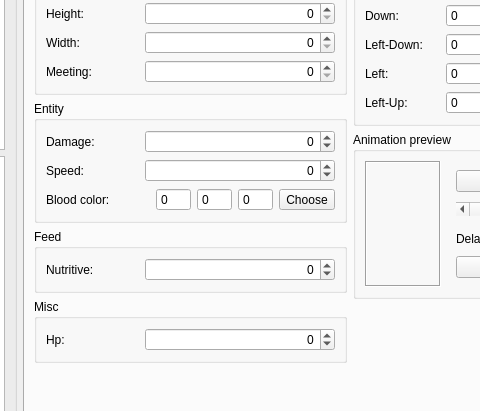
Above: Editor.ui from Yukkurigame/Yukkuri before the change; both pictures show x 168 to 648 and y 194 to 605 of the 821 by 755 pixel window. Below: the same form after it.
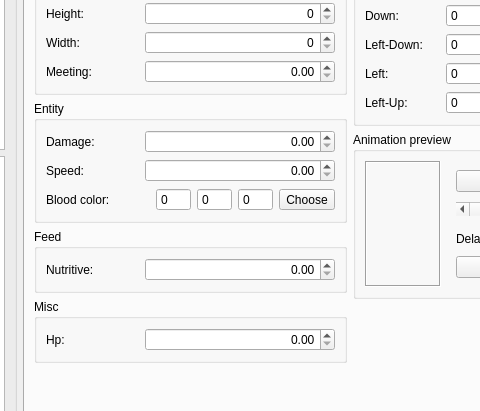
That is the form after the change.

The edit to the form file:
```diff
--- a/Editor.ui
+++ b/Editor.ui
@@ -418,7 +418,7 @@
                       </spacer>
                      </item>
                      <item>
-                      <widget class="QSpinBox" name="spinBox_11">
+                      <widget class="QDoubleSpinBox" name="doubleSpinBox_11">
                        <property name="sizePolicy">
                         <sizepolicy hsizetype="Maximum" vsizetype="Fixed">
                          <horstretch>0</horstretch>
@@ -434,9 +434,6 @@
                        <property name="alignment">
                         <set>Qt::AlignRight|Qt::AlignTrailing|Qt::AlignVCenter</set>
                        </property>
-                       <property name="maximum">
-                        <number>100</number>
-                       </property>
                       </widget>
                      </item>
                     </layout>
@@ -478,7 +475,7 @@
                       </spacer>
                      </item>
                      <item>
-                      <widget class="QSpinBox" name="spinBox_12">
+                      <widget class="QDoubleSpinBox" name="doubleSpinBox_12">
                        <property name="sizePolicy">
                         <sizepolicy hsizetype="Maximum" vsizetype="Fixed">
                          <horstretch>0</horstretch>
@@ -494,12 +491,6 @@
                        <property name="alignment">
                         <set>Qt::AlignRight|Qt::AlignTrailing|Qt::AlignVCenter</set>
                        </property>
-                       <property name="minimum">
-                        <number>-999999999</number>
-                       </property>
-                       <property name="maximum">
-                        <number>999999999</number>
-                       </property>
                       </widget>
                      </item>
                     </layout>
@@ -532,7 +523,7 @@
                       </spacer>
                      </item>
                      <item>
-                      <widget class="QSpinBox" name="spinBox_16">
+                      <widget class="QDoubleSpinBox" name="doubleSpinBox_16">
                        <property name="sizePolicy">
                         <sizepolicy hsizetype="Maximum" vsizetype="Fixed">
                          <horstretch>0</horstretch>
@@ -548,12 +539,6 @@
                        <property name="alignment">
                         <set>Qt::AlignRight|Qt::AlignTrailing|Qt::AlignVCenter</set>
                        </property>
-                       <property name="minimum">
-                        <number>-999999999</number>
-                       </property>
-                       <property name="maximum">
-                        <number>999999999</number>
-                       </property>
                       </widget>
                      </item>
                     </layout>
@@ -715,7 +700,7 @@
                       </spacer>
                      </item>
                      <item>
-                      <widget class="QSpinBox" name="spinBox_17">
+                      <widget class="QDoubleSpinBox" name="doubleSpinBox_17">
                        <property name="sizePolicy">
                         <sizepolicy hsizetype="Maximum" vsizetype="Fixed">
                          <horstretch>0</horstretch>
@@ -731,12 +716,6 @@
                        <property name="alignment">
                         <set>Qt::AlignRight|Qt::AlignTrailing|Qt::AlignVCenter</set>
                        </property>
-                       <property name="minimum">
-                        <number>-999999999</number>
-                       </property>
-                       <property name="maximum">
-                        <number>999999999</number>
-                       </property>
                       </widget>
                      </item>
                     </layout>
@@ -778,7 +757,7 @@
                       </spacer>
                      </item>
                      <item>
-                      <widget class="QSpinBox" name="spinBox_18">
+                      <widget class="QDoubleSpinBox" name="doubleSpinBox_18">
                        <property name="sizePolicy">
                         <sizepolicy hsizetype="Maximum" vsizetype="Fixed">
                          <horstretch>0</horstretch>
@@ -794,12 +773,6 @@
                        <property name="alignment">
                         <set>Qt::AlignRight|Qt::AlignTrailing|Qt::AlignVCenter</set>
                        </property>
-                       <property name="minimum">
-                        <number>-999999999</number>
-                       </property>
-                       <property name="maximum">
-                        <number>999999999</number>
-                       </property>
                       </widget>
                      </item>
                     </layout>
```
Left out of the diff: 8 changed lines with no effect on the pictures.
